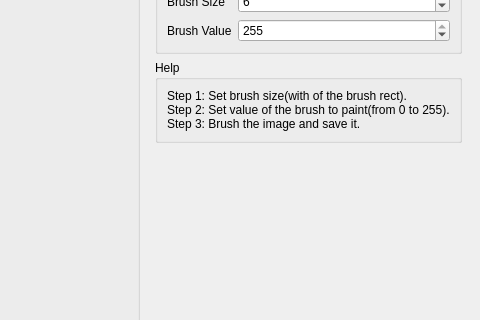
Above: ui/mainwindow.ui from xiangxw/saliency-marker before the change; both pictures show x 551 to 1031 and y 86 to 406 of the 1031 by 600 pixel window. Below: the same form after it.
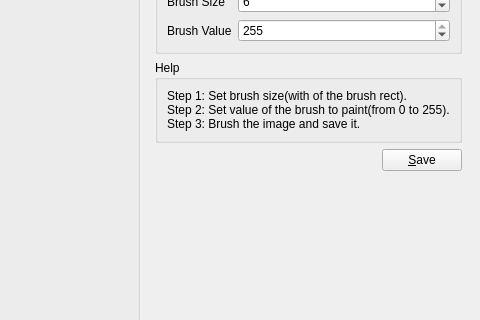
That is the form after the change.

Commit message: save 8-bit image

Patch:
```diff
--- a/ui/mainwindow.ui
+++ b/ui/mainwindow.ui
@@ -26,7 +26,7 @@
       <property name="title">
        <string>Image</string>
       </property>
-      <layout class="QHBoxLayout" name="horizontalLayout_6">
+      <layout class="QHBoxLayout" name="horizontalLayout_7">
        <item>
         <layout class="QVBoxLayout" name="imageGroupBoxLayout"/>
        </item>
@@ -115,6 +115,30 @@
            </layout>
           </widget>
          </item>
+         <item>
+          <layout class="QHBoxLayout" name="horizontalLayout_6">
+           <item>
+            <spacer name="horizontalSpacer">
+             <property name="orientation">
+              <enum>Qt::Horizontal</enum>
+             </property>
+             <property name="sizeHint" stdset="0">
+              <size>
+               <width>40</width>
+               <height>20</height>
+              </size>
+             </property>
+            </spacer>
+           </item>
+           <item>
+            <widget class="QPushButton" name="saveButton">
+             <property name="text">
+              <string>&amp;Save</string>
+             </property>
+            </widget>
+           </item>
+          </layout>
+         </item>
          <item>
           <spacer name="verticalSpacer">
            <property name="orientation">
```
The commit also changes 2 other files.
